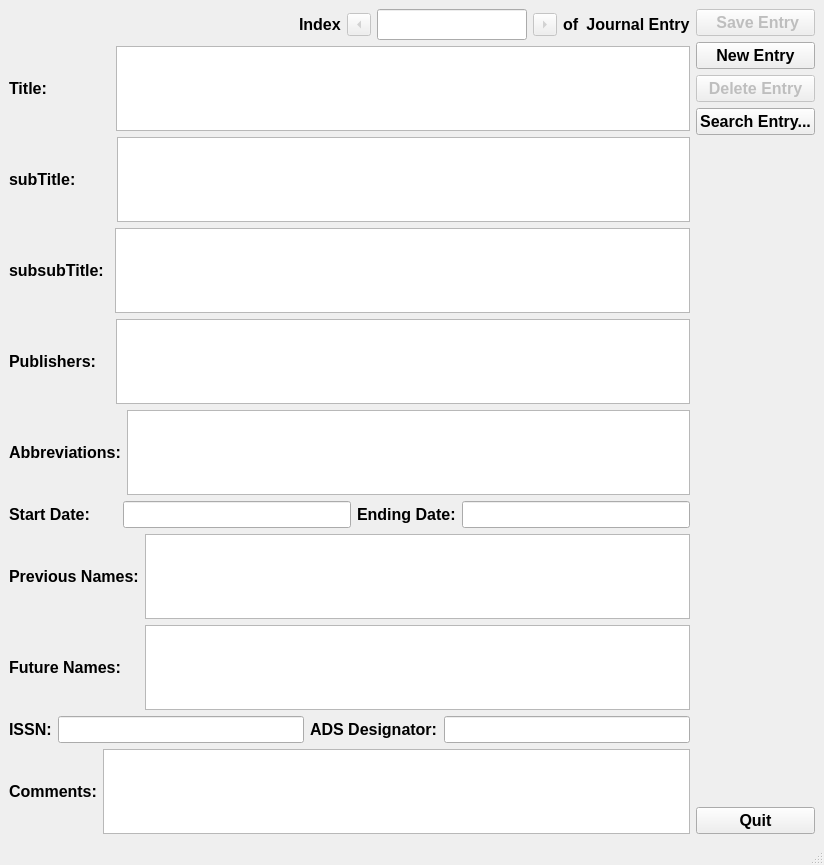
JimFowler/books, file Books20/Tools/bookentry/designer/ui_JournalEntry.ui: the form before one commit.
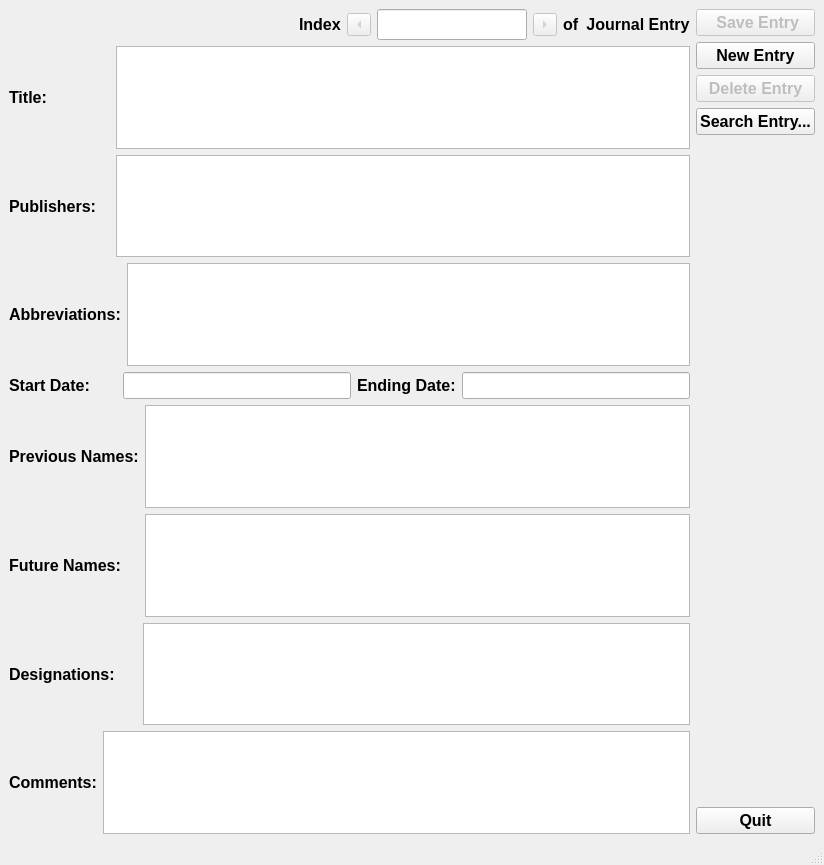
The form after the commit.

Commit message:
First working version of journals program
 Changes to be committed:
	modified:   Books20/ChangeLog
	modified:   Books20/Tools/bookentry/designer/ui_JournalEntry.ui
	modified:   Books20/Tools/bookentry/journalEntry.py
	modified:   Books20/Tools/bookentry/journalWin.py
	modified:   Books20/Tools/journals

The edit to the form file:
```diff
--- a/Books20/Tools/bookentry/designer/ui_JournalEntry.ui
+++ b/Books20/Tools/bookentry/designer/ui_JournalEntry.ui
@@ -201,77 +201,8 @@
             <property name="toolTip">
              <string>&lt;html&gt;&lt;head/&gt;&lt;body&gt;&lt;p&gt;Main title of journal.&lt;/p&gt;&lt;/body&gt;&lt;/html&gt;</string>
             </property>
-            <property name="tabChangesFocus">
-             <bool>true</bool>
-            </property>
-           </widget>
-          </item>
-         </layout>
-        </item>
-        <item>
-         <layout class="QHBoxLayout" name="horizontalLayout_3">
-          <item>
-           <widget class="QLabel" name="subTitleLabel">
-            <property name="font">
-             <font>
-              <pointsize>12</pointsize>
-              <weight>75</weight>
-              <bold>true</bold>
-             </font>
-            </property>
-            <property name="text">
-             <string>subTitle:        </string>
-            </property>
-           </widget>
-          </item>
-          <item>
-           <widget class="QTextEdit" name="subTitleEdit">
-            <property name="font">
-             <font>
-              <pointsize>12</pointsize>
-              <weight>75</weight>
-              <italic>true</italic>
-              <bold>true</bold>
-             </font>
-            </property>
-            <property name="toolTip">
-             <string>&lt;html&gt;&lt;head/&gt;&lt;body&gt;&lt;p&gt;a sub title of the journal.&lt;/p&gt;&lt;/body&gt;&lt;/html&gt;</string>
-            </property>
-            <property name="tabChangesFocus">
-             <bool>true</bool>
-            </property>
-           </widget>
-          </item>
-         </layout>
-        </item>
-        <item>
-         <layout class="QHBoxLayout" name="horizontalLayout_4">
-          <item>
-           <widget class="QLabel" name="subsubTitleLabel">
-            <property name="font">
-             <font>
-              <pointsize>12</pointsize>
-              <weight>75</weight>
-              <bold>true</bold>
-             </font>
-            </property>
-            <property name="text">
-             <string>subsubTitle: </string>
-            </property>
-           </widget>
-          </item>
-          <item>
-           <widget class="QTextEdit" name="subsubTitleEdit">
-            <property name="font">
-             <font>
-              <pointsize>12</pointsize>
-              <weight>75</weight>
-              <italic>true</italic>
-              <bold>true</bold>
-             </font>
-            </property>
-            <property name="toolTip">
-             <string>&lt;html&gt;&lt;head/&gt;&lt;body&gt;&lt;p&gt;a sub-sub title of a journal (some have them...).&lt;/p&gt;&lt;/body&gt;&lt;/html&gt;</string>
+            <property name="horizontalScrollBarPolicy">
+             <enum>Qt::ScrollBarAlwaysOff</enum>
             </property>
             <property name="tabChangesFocus">
              <bool>true</bool>
@@ -308,6 +239,9 @@
             <property name="toolTip">
              <string>&lt;html&gt;&lt;head/&gt;&lt;body&gt;&lt;p&gt;Publisher format; Name: Place: startDate: endDate.&lt;/p&gt;&lt;/body&gt;&lt;/html&gt;</string>
             </property>
+            <property name="horizontalScrollBarPolicy">
+             <enum>Qt::ScrollBarAlwaysOff</enum>
+            </property>
             <property name="tabChangesFocus">
              <bool>true</bool>
             </property>
@@ -343,6 +277,9 @@
             <property name="toolTip">
              <string>&lt;html&gt;&lt;head/&gt;&lt;body&gt;&lt;p&gt;Known abbreviations of the journal.&lt;/p&gt;&lt;/body&gt;&lt;/html&gt;</string>
             </property>
+            <property name="horizontalScrollBarPolicy">
+             <enum>Qt::ScrollBarAlwaysOff</enum>
+            </property>
             <property name="tabChangesFocus">
              <bool>true</bool>
             </property>
@@ -444,6 +381,9 @@
             <property name="toolTip">
              <string>&lt;html&gt;&lt;head/&gt;&lt;body&gt;&lt;p&gt;Journal names from which this journal was create, if any.&lt;/p&gt;&lt;/body&gt;&lt;/html&gt;</string>
             </property>
+            <property name="horizontalScrollBarPolicy">
+             <enum>Qt::ScrollBarAlwaysOff</enum>
+            </property>
             <property name="tabChangesFocus">
              <bool>true</bool>
             </property>
@@ -479,6 +419,9 @@
             <property name="toolTip">
              <string>&lt;html&gt;&lt;head/&gt;&lt;body&gt;&lt;p&gt;Journanal names into which this journal merged, if any.&lt;/p&gt;&lt;/body&gt;&lt;/html&gt;</string>
             </property>
+            <property name="horizontalScrollBarPolicy">
+             <enum>Qt::ScrollBarAlwaysOff</enum>
+            </property>
             <property name="tabChangesFocus">
              <bool>true</bool>
             </property>
@@ -487,9 +430,9 @@
          </layout>
         </item>
         <item>
-         <layout class="QHBoxLayout" name="horizontalLayout_10">
+         <layout class="QHBoxLayout" name="horizontalLayout_3">
           <item>
-           <widget class="QLabel" name="ISSNLabel">
+           <widget class="QLabel" name="designatorLabel">
             <property name="font">
              <font>
               <pointsize>12</pointsize>
@@ -498,12 +441,12 @@
              </font>
             </property>
             <property name="text">
-             <string>ISSN:</string>
+             <string>Designations:     </string>
             </property>
            </widget>
           </item>
           <item>
-           <widget class="QLineEdit" name="ISSN_Edit">
+           <widget class="QTextEdit" name="designatorEdit">
             <property name="font">
              <font>
               <pointsize>12</pointsize>
@@ -514,39 +457,11 @@
             <property name="toolTip">
              <string>&lt;html&gt;&lt;head/&gt;&lt;body&gt;&lt;p&gt;International Standard Serial Number, if the journal has one.&lt;/p&gt;&lt;/body&gt;&lt;/html&gt;</string>
             </property>
-           </widget>
-          </item>
-          <item>
-           <widget class="QLabel" name="ADSLabel">
-            <property name="sizePolicy">
-             <sizepolicy hsizetype="Preferred" vsizetype="Preferred">
-              <horstretch>0</horstretch>
-              <verstretch>0</verstretch>
-             </sizepolicy>
+            <property name="horizontalScrollBarPolicy">
+             <enum>Qt::ScrollBarAlwaysOff</enum>
             </property>
-            <property name="font">
-             <font>
-              <pointsize>12</pointsize>
-              <weight>75</weight>
-              <bold>true</bold>
-             </font>
-            </property>
-            <property name="text">
-             <string>ADS Designator:</string>
-            </property>
-           </widget>
-          </item>
-          <item>
-           <widget class="QLineEdit" name="ADS_Edit">
-            <property name="font">
-             <font>
-              <pointsize>12</pointsize>
-              <weight>75</weight>
-              <bold>true</bold>
-             </font>
-            </property>
-            <property name="toolTip">
-             <string>&lt;html&gt;&lt;head/&gt;&lt;body&gt;&lt;p&gt;Journal designator in the Astrophysical Data System.&lt;/p&gt;&lt;/body&gt;&lt;/html&gt;</string>
+            <property name="tabChangesFocus">
+             <bool>true</bool>
             </property>
            </widget>
           </item>
@@ -586,6 +501,9 @@
             <property name="toolTip">
              <string>&lt;html&gt;&lt;head/&gt;&lt;body&gt;&lt;p&gt;Random comments for things we missed.&lt;/p&gt;&lt;/body&gt;&lt;/html&gt;</string>
             </property>
+            <property name="horizontalScrollBarPolicy">
+             <enum>Qt::ScrollBarAlwaysOff</enum>
+            </property>
             <property name="tabChangesFocus">
              <bool>true</bool>
             </property>
```
Left out of the diff: 14 changed lines with no effect on the pictures. The commit also changes 4 other files.
